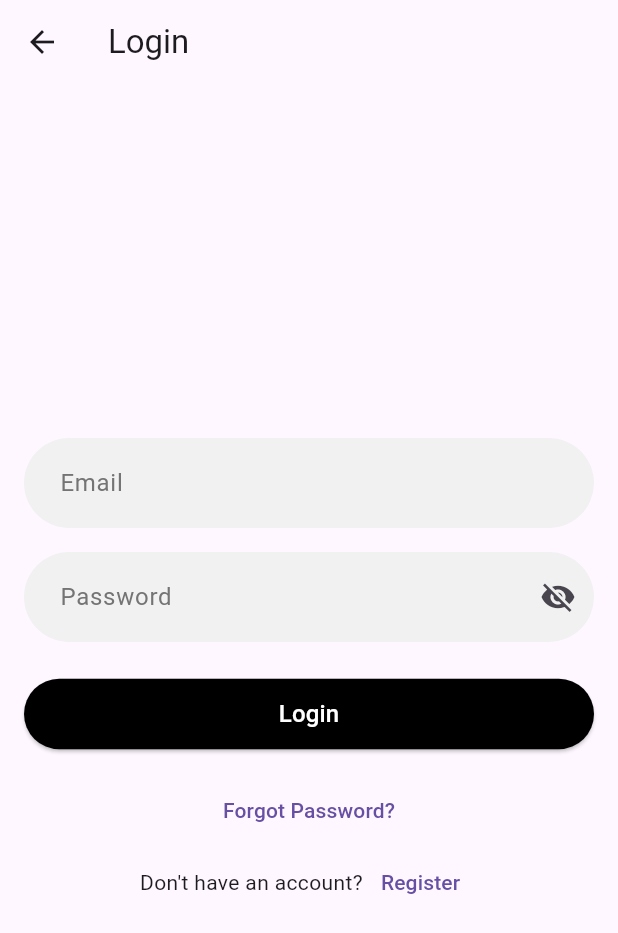
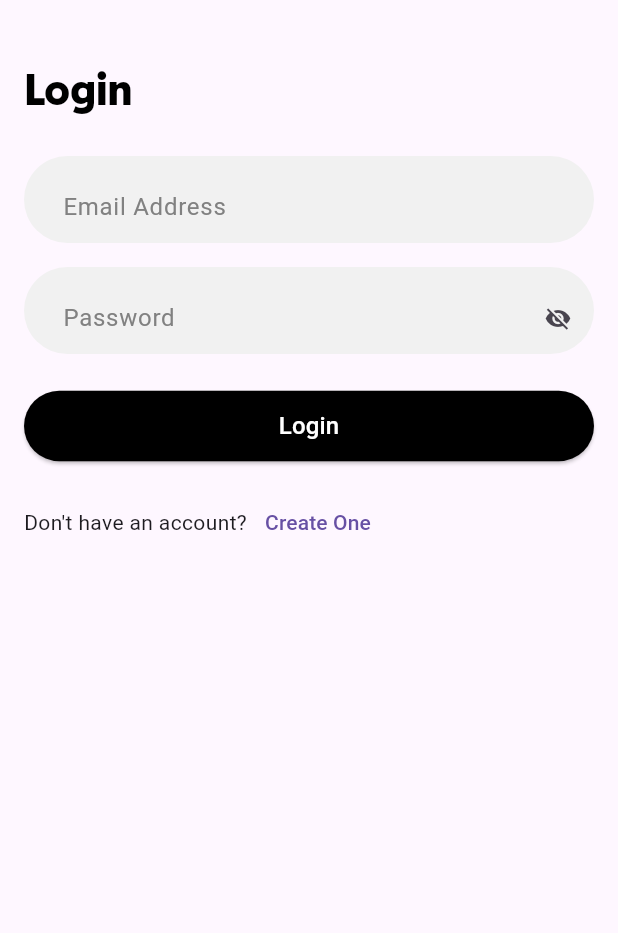
Before and after one commit to wassimD28/flutter-template, a Flutter app: the screen it shows after launch, after a tap on "Get Started", on a phone screen of 412 x 824 dp. Shown: the top 933 px of the screen. Run offline on Flutter 3.47's test engine with Material 3 defaults, Android fonts, the light colour scheme and no system bars; our stand-ins replace get; project files that could hold a hidden picture were left out.

Commit message:
Refactor custom input

```diff
--- a/lib/core/constant/theme_constants.dart
+++ b/lib/core/constant/theme_constants.dart
@@ -10,14 +10,15 @@ class AppTheme {
   static const Color backgroundColor = Color(0xFF000000); // Background color
 
   // Text colors
-  static const Color textPrimaryColor = Color(0xFFFFFFFF); // Primary text
+  static const Color textPrimaryColor = Color(0xFF000000); // Primary text
   static const Color textSecondaryColor = Color(0xFFC2C2C2); // Secondary text
-  static const Color textLightColor = Color(0xFF000000); // Light text (for dark backgrounds)
+  static const Color textLightColor =
+      Color(0xFF000000); // Light text (for dark backgrounds)
 
   // input fields
   static const Color inputBackgroundColor = Color.fromARGB(255, 241, 241, 241);
-  static const Color inputTextColor = Color.fromARGB(255, 116, 116, 116);
-  static const double inputBorderRadius = 30;
+  static const Color inputTextColor = Color.fromARGB(255, 129, 129, 129);
+  static const double globalBorderRadius = 50;
   // Success, warning, error colors
   static const Color successColor = Color(0xFF4CAF50);
   static const Color warningColor = Color(0xFFFFC107);
@@ -34,7 +35,7 @@ class AppTheme {
   // Heading styles - large
   static const TextStyle headingLarge = TextStyle(
     fontSize: 28.0,
-    fontWeight: FontWeight.bold,
+    fontWeight: FontWeight.w900,
     color: textPrimaryColor,
     fontFamily: 'RedditSans',
   );
@@ -84,11 +85,6 @@ class AppTheme {
   static const double spacingXL = 32.0;
   static const double spacingXXL = 48.0;
 
-  // Border radius
-  static const double borderRadiusSmall = 4.0;
-  static const double borderRadiusMedium = 8.0;
-  static const double borderRadiusLarge = 16.0;
-
   // Shadow
   static const List<BoxShadow> lightShadow = [
     BoxShadow(
--- a/lib/view/screen/login_screen.dart
+++ b/lib/view/screen/login_screen.dart
@@ -13,23 +13,27 @@ class LoginScreen extends StatelessWidget {
     final controller = Get.put(LoginController());
 
     return Scaffold(
-      appBar: AppBar(title: const Text('Login')),
       body: SafeArea(
         child: Padding(
           padding: const EdgeInsets.all(16.0),
           child: Form(
             key: controller.formKey,
             child: Column(
-              mainAxisAlignment: MainAxisAlignment.center,
+              mainAxisAlignment: MainAxisAlignment.start,
               crossAxisAlignment: CrossAxisAlignment.stretch,
               children: [
+                const SizedBox(height: 24),
+                const Text(
+                  'Login',
+                  style: AppTheme.headingLarge,
+                ),
                 // App logo or header image could go here
                 const SizedBox(height: 24),
 
                 // Email Input
                 CustomTextInput(
                   controller: controller.emailController,
-                  labelText: 'Email',
+                  labelText: 'Email Address',
                   validator: controller.validateEmail,
                   keyboardType: TextInputType.emailAddress,
                 ),
@@ -60,8 +64,8 @@ class LoginScreen extends StatelessWidget {
                       style: ElevatedButton.styleFrom(
                         padding: const EdgeInsets.symmetric(vertical: 12),
                         shape: RoundedRectangleBorder(
-                          borderRadius:
-                              BorderRadius.circular(AppTheme.inputBorderRadius),
+                          borderRadius: BorderRadius.circular(
+                              AppTheme.globalBorderRadius),
                         ),
                         backgroundColor: AppTheme.backgroundColor,
                       ),
@@ -77,25 +81,15 @@ class LoginScreen extends StatelessWidget {
 
                 // Forgot Password and Register links
                 Row(
-                  mainAxisAlignment: MainAxisAlignment.center,
+                  mainAxisAlignment: MainAxisAlignment.start,
+                  crossAxisAlignment: CrossAxisAlignment.center,
                   children: [
+                    const Text("Don't have an account?"),
                     TextButton(
                       onPressed: () {
                         // Navigate to forgot password screen
                       },
-                      child: const Text('Forgot Password?'),
-                    ),
-                  ],
-                ),
-                Row(
-                  mainAxisAlignment: MainAxisAlignment.center,
-                  children: [
-                    const Text("Don't have an account?"),
-                    TextButton(
-                      onPressed: () {
-                        // Navigate to register screen
-                      },
-                      child: const Text('Register'),
+                      child: const Text('Create One'),
                     ),
                   ],
                 ),
--- a/lib/view/widget/text_input.dart
+++ b/lib/view/widget/text_input.dart
@@ -23,26 +23,32 @@ class CustomTextInput extends StatelessWidget {
 
   @override
   Widget build(BuildContext context) {
-    return TextFormField(
+    return Container(
+        decoration: BoxDecoration(
+            color: AppTheme.inputBackgroundColor,
+            borderRadius: BorderRadius.circular(AppTheme.globalBorderRadius)),
+        padding: const EdgeInsets.fromLTRB(10, 10, 0, 0),
+        child: TextFormField(
           controller: controller,
           decoration: InputDecoration(
               // This ensures that when focused the label always floats
               labelText: labelText,
               labelStyle: const TextStyle(color: AppTheme.inputTextColor),
               border: OutlineInputBorder(
-          borderRadius: BorderRadius.circular(AppTheme.inputBorderRadius),
+                borderRadius:
+                    BorderRadius.circular(AppTheme.globalBorderRadius),
                 borderSide: BorderSide.none,
               ),
               suffixIcon: suffixIcon,
-        // Adjust the top padding to ensure the floating label stays within the input
-        contentPadding: const EdgeInsets.fromLTRB(20, 20, 20, 16),
-        fillColor: AppTheme.inputBackgroundColor,
-        filled: true,
-      ),
+              isDense: true,
+              floatingLabelStyle: const TextStyle(
+                color: AppTheme.inputTextColor,
+                fontSize: 14,
+              )),
           validator: validator,
           obscureText: obscureText,
           keyboardType: keyboardType,
           textInputAction: textInputAction,
-    );
+        ));
   }
 }
```
Also changed, not shown: lib/view/screen/register_screen.dart (added). Lines whose indentation alone changed are shown as unchanged.
